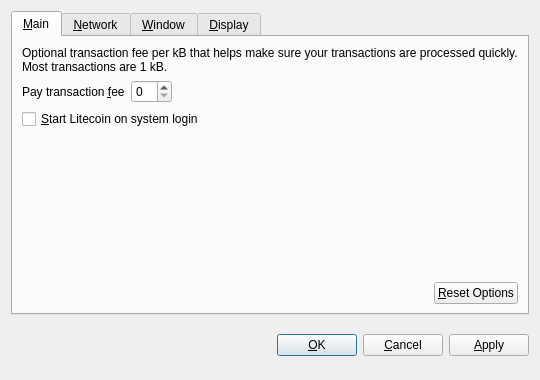
Old version of the form src/qt/forms/optionsdialog.ui in the repository evcoin/evcoin.
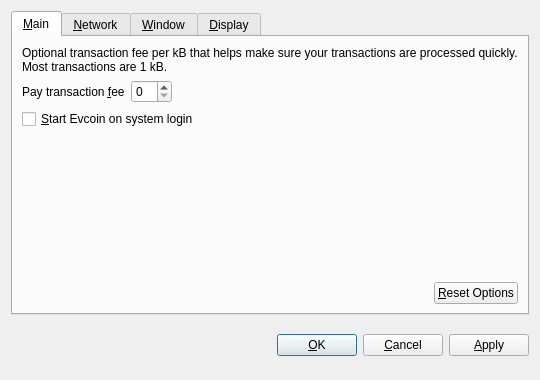
New version of the form. Custom widgets are drawn as their Qt base class.

What changed in the file:
```diff
--- a/src/qt/forms/optionsdialog.ui
+++ b/src/qt/forms/optionsdialog.ui
@@ -82,7 +82,7 @@
           <string>Automatically start Litecoin after logging in to the system.</string>
          </property>
          <property name="text">
-          <string>&amp;Start Litecoin on system login</string>
+          <string>&amp;Start Evcoin on system login</string>
          </property>
         </widget>
        </item>
```
Left out of the diff: 10 changed lines with no effect on the pictures.
